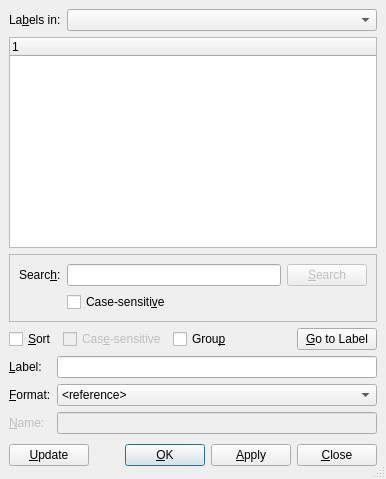
Old version of the form src/frontends/qt4/ui/RefUi.ui in the repository cburschka/lyx.
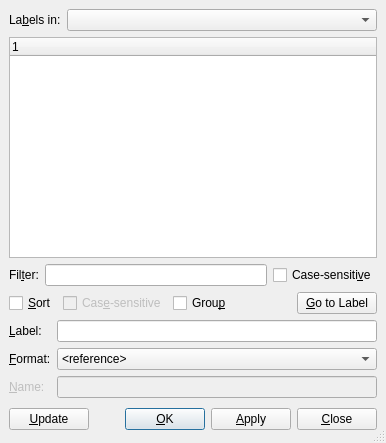
New version of the form.

Commit message: * GuiRef: improve filter UI

```diff
--- a/src/frontends/qt4/ui/RefUi.ui
+++ b/src/frontends/qt4/ui/RefUi.ui
@@ -6,7 +6,7 @@
     <x>0</x>
     <y>0</y>
     <width>386</width>
-    <height>479</height>
+    <height>443</height>
    </rect>
   </property>
   <property name="windowTitle" >
@@ -22,6 +22,49 @@
    <property name="spacing" >
     <number>6</number>
    </property>
+   <item row="2" column="0" colspan="3" >
+    <layout class="QHBoxLayout" >
+     <property name="margin" >
+      <number>0</number>
+     </property>
+     <property name="spacing" >
+      <number>6</number>
+     </property>
+     <item>
+      <widget class="QLabel" name="findKeysLA" >
+       <property name="text" >
+        <string>Fil&amp;ter:</string>
+       </property>
+       <property name="alignment" >
+        <set>Qt::AlignLeading|Qt::AlignLeft|Qt::AlignVCenter</set>
+       </property>
+       <property name="buddy" >
+        <cstring>findLE</cstring>
+       </property>
+      </widget>
+     </item>
+     <item>
+      <widget class="QLineEdit" name="findLE" >
+       <property name="toolTip" >
+        <string>Enter string to filter the label list</string>
+       </property>
+       <property name="text" >
+        <string/>
+       </property>
+      </widget>
+     </item>
+     <item>
+      <widget class="QCheckBox" name="csFindCB" >
+       <property name="toolTip" >
+        <string>Filter case-sensitively</string>
+       </property>
+       <property name="text" >
+        <string>Case-sensiti&amp;ve</string>
+       </property>
+      </widget>
+     </item>
+    </layout>
+   </item>
    <item row="7" column="0" colspan="3" >
     <layout class="QHBoxLayout" >
      <property name="margin" >
@@ -305,70 +348,6 @@
    <item row="1" column="0" colspan="3" >
     <widget class="QTreeWidget" name="refsTW" />
    </item>
-   <item row="2" column="0" colspan="3" >
-    <widget class="QFrame" name="frame" >
-     <property name="frameShape" >
-      <enum>QFrame::StyledPanel</enum>
-     </property>
-     <property name="frameShadow" >
-      <enum>QFrame::Plain</enum>
-     </property>
-     <layout class="QGridLayout" >
-      <property name="margin" >
-       <number>9</number>
-      </property>
-      <property name="spacing" >
-       <number>6</number>
-      </property>
-      <item row="1" column="1" >
-       <widget class="QCheckBox" name="csFindCB" >
-        <property name="text" >
-         <string>Case-sensiti&amp;ve</string>
-        </property>
-       </widget>
-      </item>
-      <item row="0" column="1" >
-       <widget class="QLineEdit" name="findLE" >
-        <property name="toolTip" >
-         <string>Enter the text to search for and press Enter or click the button to search</string>
-        </property>
-        <property name="text" >
-         <string/>
-        </property>
-       </widget>
-      </item>
-      <item row="0" column="2" >
-       <widget class="QPushButton" name="searchPB" >
-        <property name="enabled" >
-         <bool>false</bool>
-        </property>
-        <property name="toolTip" >
-         <string>Click or press Enter in the search box to search</string>
-        </property>
-        <property name="text" >
-         <string>&amp;Search</string>
-        </property>
-        <property name="autoDefault" >
-         <bool>false</bool>
-        </property>
-       </widget>
-      </item>
-      <item row="0" column="0" >
-       <widget class="QLabel" name="findKeysLA" >
-        <property name="text" >
-         <string>Searc&amp;h:</string>
-        </property>
-        <property name="alignment" >
-         <set>Qt::AlignLeading|Qt::AlignLeft|Qt::AlignVCenter</set>
-        </property>
-        <property name="buddy" >
-         <cstring>findLE</cstring>
-        </property>
-       </widget>
-      </item>
-     </layout>
-    </widget>
-   </item>
   </layout>
  </widget>
  <tabstops>
```
The commit also changes 2 other files.
